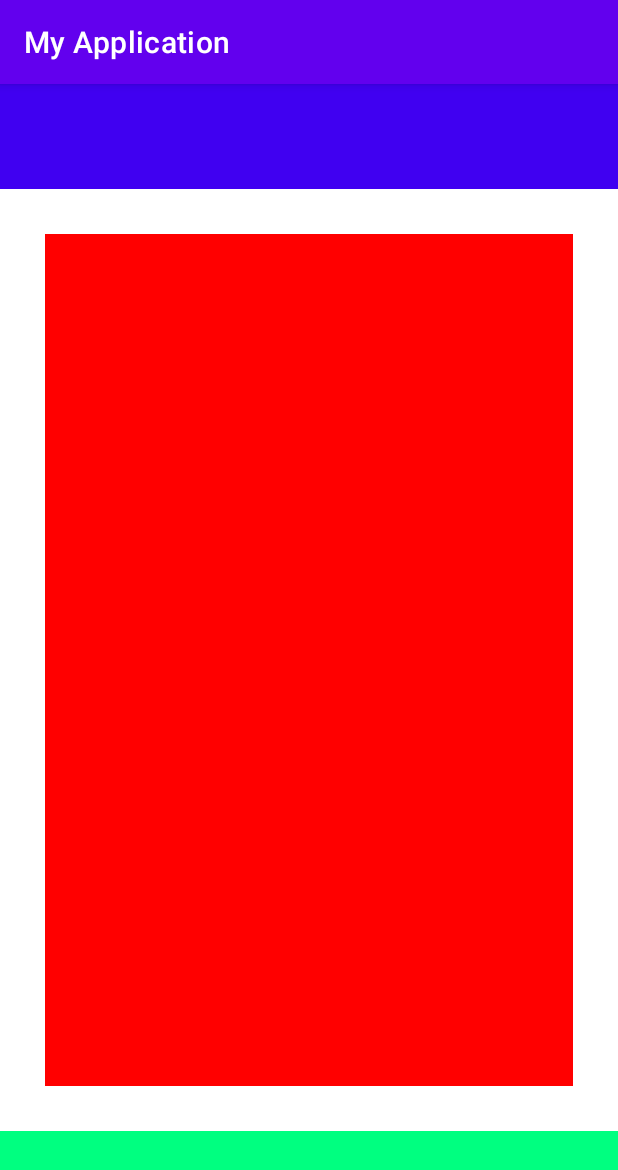
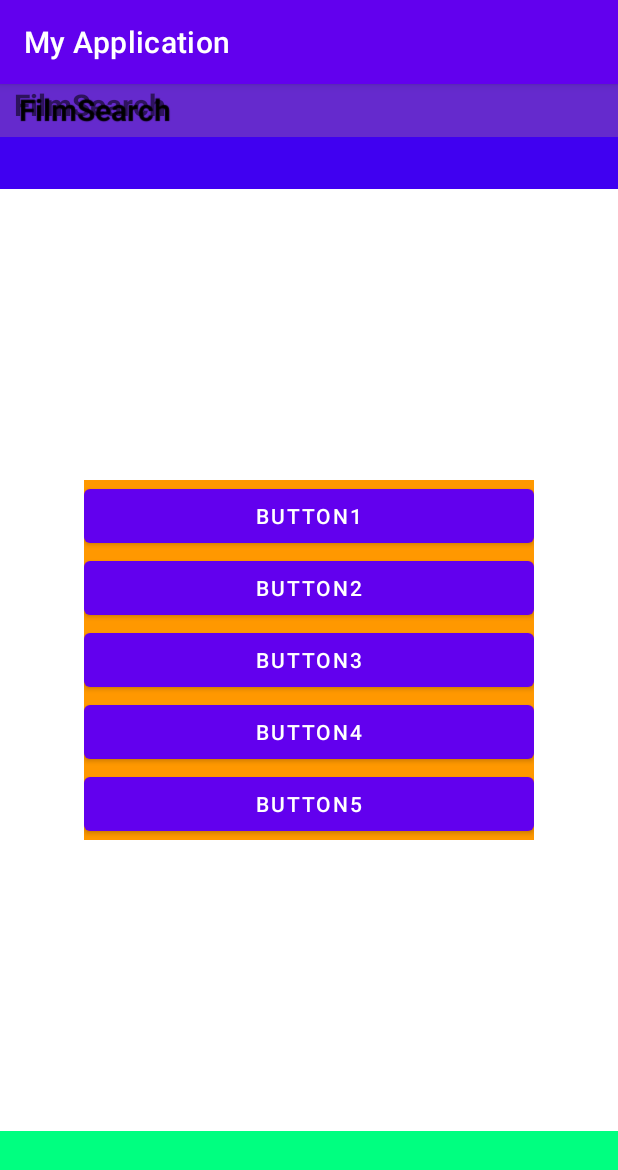
Before and after one commit to EvgenyGoryunov/Android-19-9, an Android app: the screen it shows after launch (MainActivity), on a phone screen of 412 x 824 dp. Shown: the top 1170 px of the screen. Run offline under Robolectric (Android 15) with nearby library versions, the phone set to English and light mode, and no system bars.

Commit message:
кнопки сделаны

```diff
--- a/app/src/main/res/layout/activity_main.xml
+++ b/app/src/main/res/layout/activity_main.xml
@@ -10,14 +10,44 @@
     <!--центральное меню для кнопок (красный)-->
     <LinearLayout
         android:id="@+id/central_menu"
-        android:layout_width="match_parent"
-        android:layout_height="match_parent"
-        android:layout_marginStart="30dp"
-        android:layout_marginTop="100dp"
-        android:layout_marginEnd="30dp"
-        android:layout_marginBottom="100dp"
-        android:background="#FF0000"
-        android:orientation="vertical" />
+        android:layout_width="300dp"
+        android:layout_height="wrap_content"
+        android:layout_gravity="center"
+        android:background="#FF9800"
+        android:orientation="vertical">
+
+
+        <Button
+            android:id="@+id/button1"
+            android:layout_width="match_parent"
+            android:layout_height="wrap_content"
+            android:text="Button1" />
+
+        <Button
+            android:id="@+id/button2"
+            android:layout_width="match_parent"
+            android:layout_height="wrap_content"
+            android:text="Button2" />
+
+        <Button
+            android:id="@+id/button3"
+            android:layout_width="match_parent"
+            android:layout_height="wrap_content"
+            android:text="Button3" />
+
+        <Button
+            android:id="@+id/button4"
+            android:layout_width="match_parent"
+            android:layout_height="wrap_content"
+            android:text="Button4" />
+
+        <Button
+            android:id="@+id/button5"
+            android:layout_width="match_parent"
+            android:layout_height="wrap_content"
+            android:text="Button5" />
+
+    </LinearLayout>
 
     <!--верхнее меню для кнопок (синий)-->
     <FrameLayout
@@ -25,7 +55,20 @@
         android:layout_width="match_parent"
         android:layout_height="70dp"
         android:layout_gravity="center|top"
-        android:background="#4000F1" />
+        android:background="#4000F1">
+        <TextView
+            android:layout_width="match_parent"
+            android:layout_height="35dp"
+            android:layout_gravity="top|center"
+            android:background="#652ACD"
+            android:textStyle="bold"
+            android:textSize="20sp"
+            android:shadowColor="@color/black"
+            android:shadowDx="5"
+            android:shadowDy="5"
+            android:shadowRadius="0.1"
+            android:text="  FilmSearch" />
+    </FrameLayout>
 
     <!--нижнее меню для кнопок (зеленый) -->
     <FrameLayout
```
